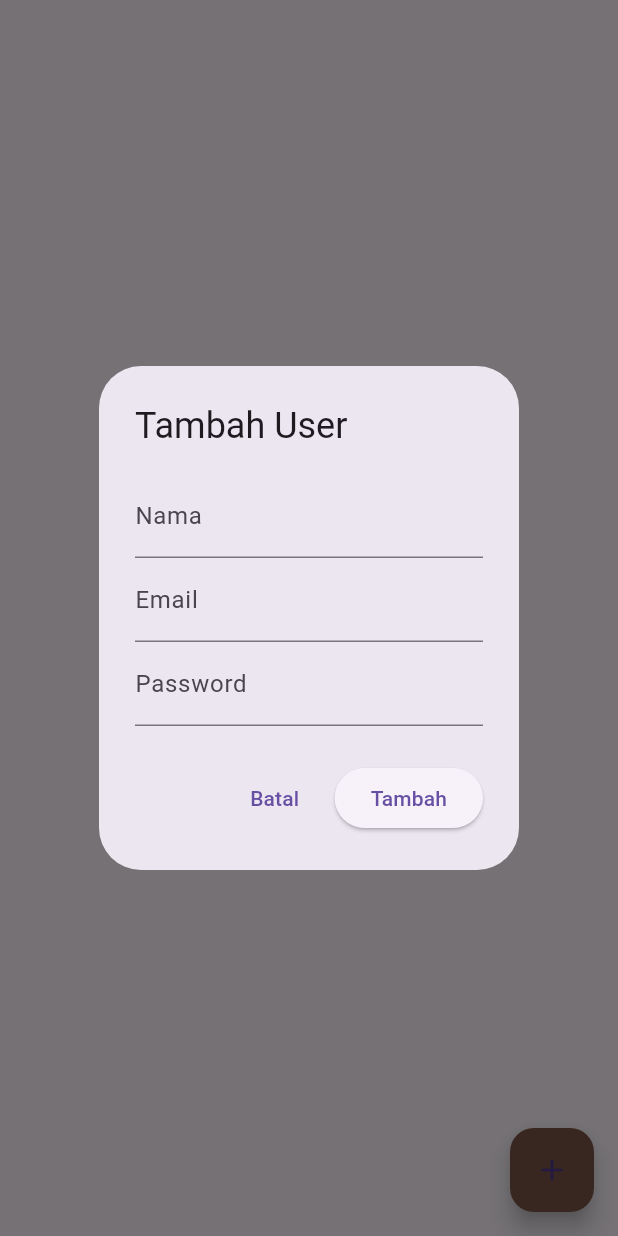
After one commit to Eval04/recipebuddy, a Flutter app: the ManageUserPage screen opened directly, after a tap on the "add" icon, on a phone screen of 412 x 824 dp. The commit adds this screen. Run offline on Flutter 3.47's test engine with Material 3 defaults, Android fonts, the phone set to English and light mode, and no system bars; our stand-ins replace cloud_firestore, firebase_auth, firebase_core; accounts and stored records are empty.

Commit message:
finalbeforerahyandebug

```diff
--- /dev/null
+++ b/lib/Dashboard/manage_user.dart
@@ -0,0 +1,236 @@
+import 'package:flutter/material.dart';
+import 'package:cloud_firestore/cloud_firestore.dart';
+import 'package:firebase_auth/firebase_auth.dart';
+
+class ManageUserPage extends StatefulWidget {
+  const ManageUserPage({super.key});
+
+  @override
+  State<ManageUserPage> createState() => _ManageUserPageState();
+}
+
+class _ManageUserPageState extends State<ManageUserPage> {
+  final _nameController = TextEditingController();
+  final _emailController = TextEditingController();
+  final _passwordController = TextEditingController();
+
+  void _showUserForm({DocumentSnapshot? doc}) {
+    if (doc != null) {
+      final data = doc.data() as Map<String, dynamic>;
+      _nameController.text = data['username'] ?? '';
+      _emailController.text = data['email'] ?? '';
+      _passwordController.text = ''; // password tidak disimpan di Firestore
+    } else {
+      _nameController.clear();
+      _emailController.clear();
+      _passwordController.clear();
+    }
+
+    showDialog(
+      context: context,
+      builder:
+          (_) => AlertDialog(
+            title: Text(doc == null ? 'Tambah User' : 'Edit User'),
+            content: SingleChildScrollView(
+              child: Column(
+                children: [
+                  TextField(
+                    controller: _nameController,
+                    decoration: const InputDecoration(labelText: 'Nama'),
+                  ),
+                  TextField(
+                    controller: _emailController,
+                    decoration: const InputDecoration(labelText: 'Email'),
+                  ),
+                  TextField(
+                    controller: _passwordController,
+                    decoration: const InputDecoration(labelText: 'Password'),
+                  ),
+                ],
+              ),
+            ),
+            actions: [
+              TextButton(
+                onPressed: () => Navigator.pop(context),
+                child: const Text('Batal'),
+              ),
+              ElevatedButton(
+                onPressed: () async {
+                  final username = _nameController.text.trim();
+                  final email = _emailController.text.trim();
+                  final password = _passwordController.text.trim();
+
+                  if (doc == null) {
+                    try {
+                      final cred = await FirebaseAuth.instance
+                          .createUserWithEmailAndPassword(
+                            email: email,
+                            password: password,
+                          );
+
+                      await FirebaseFirestore.instance
+                          .collection('users')
+                          .doc(cred.user!.uid)
+                          .set({
+                            'username': username,
+                            'email': email,
+                            'role': 'user',
+                          });
+                    } catch (e) {
+                      ScaffoldMessenger.of(context).showSnackBar(
+                        SnackBar(content: Text('Gagal tambah user: $e')),
+                      );
+                    }
+                  } else {
+                    await FirebaseFirestore.instance
+                        .collection('users')
+                        .doc(doc.id)
+                        .update({'username': username, 'email': email});
+
+                    if (password.isNotEmpty) {
+                      try {
+                        // Tidak dapat mengubah password dari admin secara langsung
+                        // butuh user login untuk update password
+                        ScaffoldMessenger.of(context).showSnackBar(
+                          const SnackBar(
+                            content: Text(
+                              'Password hanya bisa diubah oleh user itu sendiri.',
+                            ),
+                          ),
+                        );
+                      } catch (_) {}
+                    }
+                  }
+                  Navigator.pop(context);
+                },
+                child: Text(doc == null ? 'Tambah' : 'Simpan'),
+              ),
+            ],
+          ),
+    );
+  }
+
+  Future<void> _deleteUser(String userId, String email, String password) async {
+    try {
+      final adminEmail = 'ADMIN_EMAIL';
+      final adminPassword = 'ADMIN_PASSWORD';
+
+      // Simpan session admin
+      final adminCred = await FirebaseAuth.instance.signInWithEmailAndPassword(
+        email: adminEmail,
+        password: adminPassword,
+      );
+
+      // Login sebagai user yang ingin dihapus
+      final targetCred = await FirebaseAuth.instance.signInWithEmailAndPassword(
+        email: email,
+        password: password,
+      );
+
+      // Hapus akun FirebaseAuth
+      await targetCred.user?.delete();
+
+      // Login kembali sebagai admin
+      await FirebaseAuth.instance.signInWithEmailAndPassword(
+        email: adminCred.user!.email!,
+        password: adminPassword,
+      );
+
+      // Hapus dari Firestore
+      await FirebaseFirestore.instance.collection('users').doc(userId).delete();
+
+      ScaffoldMessenger.of(
+        context,
+      ).showSnackBar(const SnackBar(content: Text('User berhasil dihapus')));
+    } catch (e) {
+      ScaffoldMessenger.of(
+        context,
+      ).showSnackBar(SnackBar(content: Text('Gagal hapus user: $e')));
+    }
+  }
+
+  @override
+  Widget build(BuildContext context) {
+    return Scaffold(
+      body: StreamBuilder<QuerySnapshot>(
+        stream: FirebaseFirestore.instance.collection('users').snapshots(),
+        builder: (context, snapshot) {
+          if (!snapshot.hasData) {
+            return const Center(child: CircularProgressIndicator());
+          }
+
+          final users = snapshot.data!.docs;
+
+          return ListView.builder(
+            itemCount: users.length,
+            itemBuilder: (context, index) {
+              final doc = users[index];
+              final data = doc.data() as Map<String, dynamic>;
+
+              return ListTile(
+                title: Text(data['username'] ?? ''),
+                subtitle: Text(data['email'] ?? ''),
+                trailing: Row(
+                  mainAxisSize: MainAxisSize.min,
+                  children: [
+                    IconButton(
+                      icon: const Icon(Icons.edit, color: Colors.orange),
+                      onPressed: () => _showUserForm(doc: doc),
+                    ),
+                    IconButton(
+                      icon: const Icon(Icons.delete, color: Colors.red),
+                      onPressed: () {
+                        _confirmDelete(
+                          context,
+                          doc.id,
+                          data['email'],
+                          _passwordController.text,
+                        );
+                      },
+                    ),
+                  ],
+                ),
+              );
+            },
+          );
+        },
+      ),
+      floatingActionButton: FloatingActionButton(
+        backgroundColor: Colors.brown,
+        onPressed: () => _showUserForm(),
+        child: const Icon(Icons.add),
+      ),
+    );
+  }
+
+  void _confirmDelete(
+    BuildContext context,
+    String userId,
+    String email,
+    String password,
+  ) {
+    showDialog(
+      context: context,
+      builder:
+          (_) => AlertDialog(
+            title: const Text('Konfirmasi'),
+            content: const Text(
+              'Yakin ingin menghapus user ini dari Auth & Firestore?',
+            ),
+            actions: [
+              TextButton(
+                onPressed: () => Navigator.pop(context),
+                child: const Text('Batal'),
+              ),
+              ElevatedButton(
+                onPressed: () {
+                  Navigator.pop(context);
+                  _deleteUser(userId, email, password);
+                },
+                child: const Text('Hapus'),
+              ),
+            ],
+          ),
+    );
+  }
+}
--- a/lib/main.dart
+++ b/lib/main.dart
@@ -2,7 +2,7 @@ import 'package:flutter/material.dart';
 import 'package:firebase_core/firebase_core.dart';
 import 'firebase_options.dart';
 import 'pages/splash_screen.dart';
-import 'package:flutter_application_1/pages/login_screen.dart'; // ganti sesuai strukturmu
+import 'package:flutter_application_1/pages/login_screen.dart';
 
 void main() {
   runApp(const AppInitializer());
```
Also changed, not shown: lib/Dashboard/admin_dashboard_screen.dart (+62 -9 lines), lib/Dashboard/manage_recipe.dart (added, +177 -0 lines), lib/pages/home_page.dart (+6 -4 lines).
